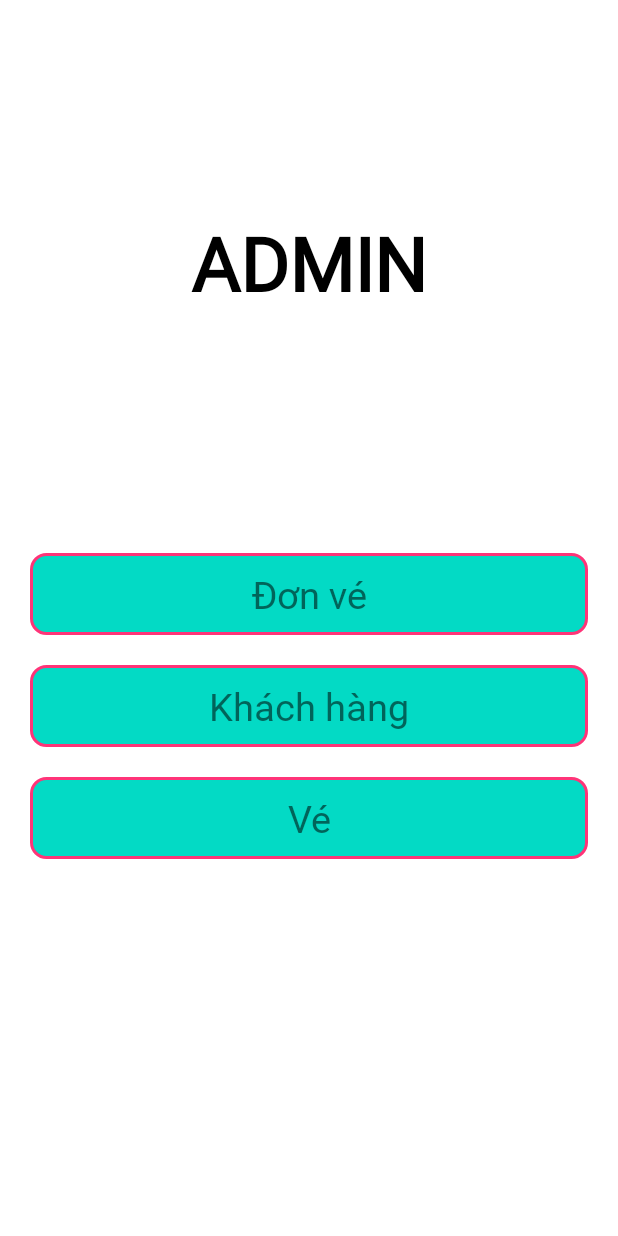
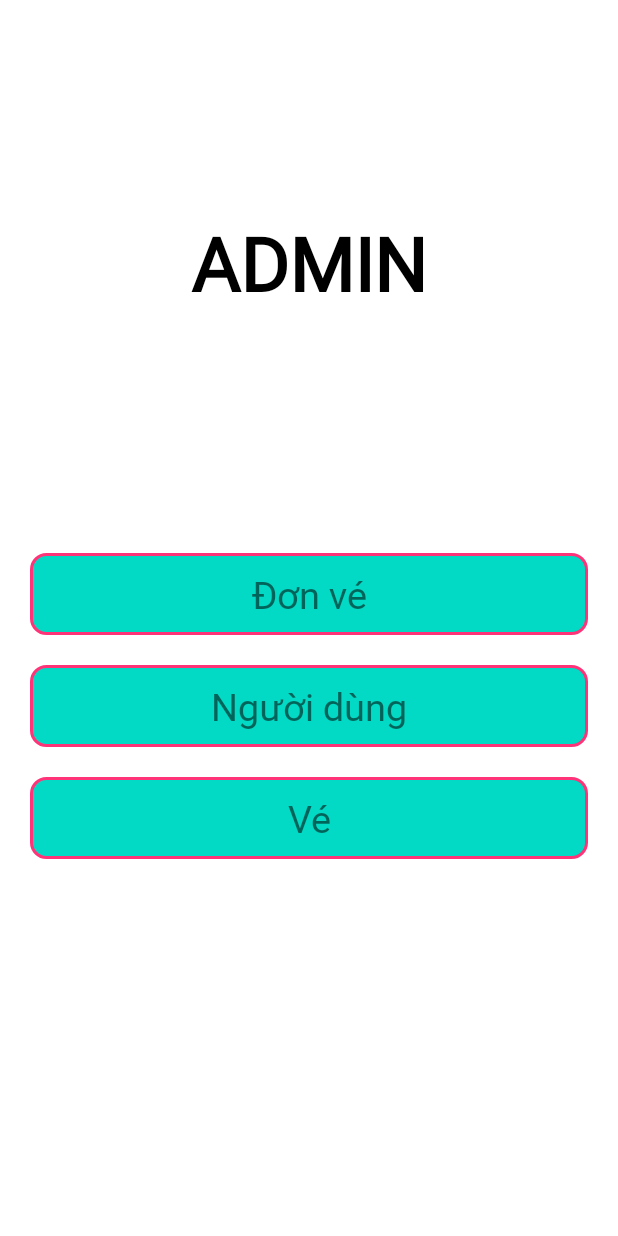
Before and after one commit to T1st-isme/RailWay_Ticket, an Android app: the AdminActivity screen opened directly, with no data from a screen before it, on a phone screen of 412 x 824 dp. Run offline under Robolectric (Android 15) with nearby library versions, the phone set to English and light mode, and no system bars.

Commit message:
change: change in admin: khách hàng -> người dùng

```diff
--- a/app/src/main/res/layout/activity_adminactivity.xml
+++ b/app/src/main/res/layout/activity_adminactivity.xml
@@ -41,7 +41,7 @@
            android:layout_margin="10dp"
            android:background="@drawable/rounded_corner"
            android:padding="10dp"
-           android:text="Khách hàng"
+           android:text="Người dùng"
            android:textAlignment="center"
            android:textSize="25sp"
            tools:ignore="HardcodedText" />
```
